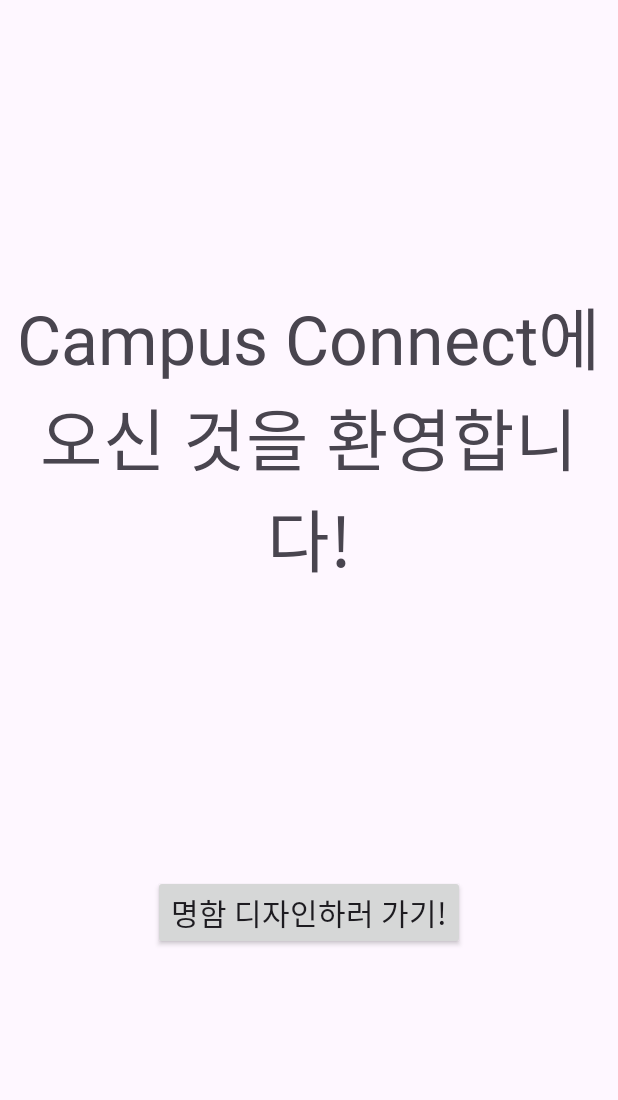
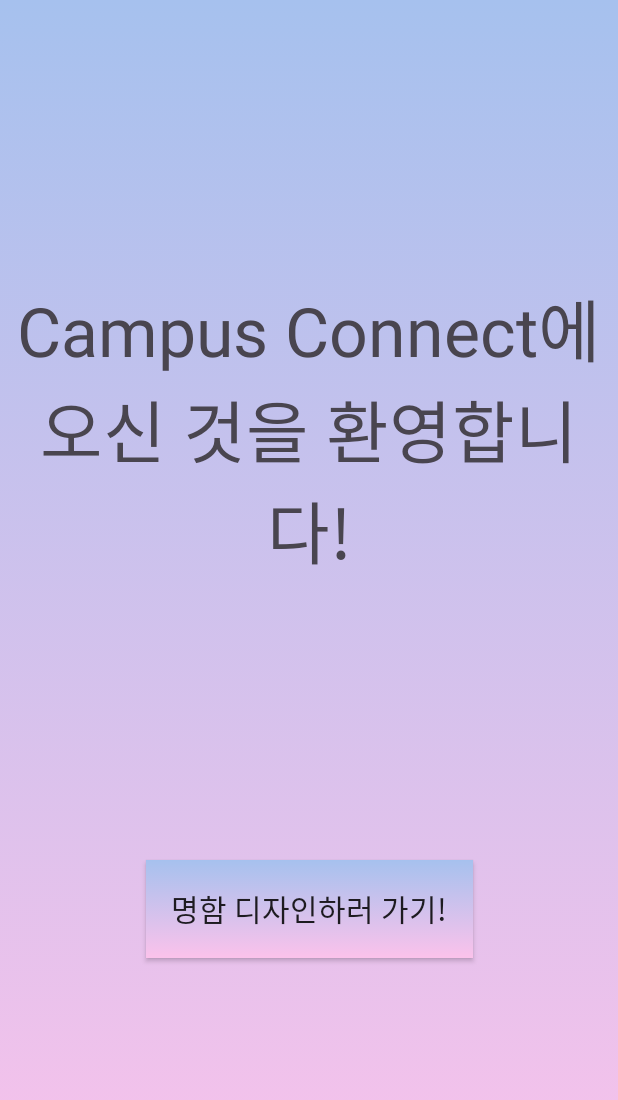
Before and after one commit to YouDaYeon/CapstoneDesign, an Android app: the MainActivity screen opened directly, with no data from a screen before it, on a phone screen of 412 x 824 dp. Shown: the top 1100 px of the screen. Run offline under Robolectric (Android 15) with nearby library versions, the phone set to English and light mode, and no system bars.

Commit message:
그라데이션 배경 수정

```diff
--- a/app/src/main/res/layout/activity_main.xml
+++ b/app/src/main/res/layout/activity_main.xml
@@ -4,7 +4,8 @@
     xmlns:tools="http://schemas.android.com/tools"
     android:layout_width="match_parent"
     android:layout_height="match_parent"
-    tools:context=".MainActivity">
+    tools:context=".MainActivity"
+    android:background="@drawable/gradient_background">
 
     <TextView
         android:id="@+id/welcome_text"
@@ -22,20 +23,25 @@
 
     <androidx.appcompat.widget.AppCompatButton
         android:id="@+id/design_button"
-        android:layout_width="wrap_content"
-        android:layout_height="wrap_content"
-        android:text="명함 디자인하러 가기!"
-        app:layout_constraintTop_toBottomOf="@+id/welcome_text"
-        app:layout_constraintBottom_toBottomOf="parent"
-        app:layout_constraintStart_toStartOf="parent"
-        app:layout_constraintEnd_toEndOf="parent"
+        android:layout_width="218dp"
+        android:layout_height="65dp"
         android:layout_marginTop="16dp"
         android:layout_marginBottom="32dp"
-        android:textSize="20sp" />
+        android:text="명함 디자인하러 가기!"
+        android:textSize="20sp"
+        app:layout_constraintBottom_toBottomOf="parent"
+        app:layout_constraintEnd_toEndOf="parent"
+        app:layout_constraintStart_toStartOf="parent"
+        app:layout_constraintTop_toBottomOf="@+id/welcome_text"
+        android:background="@drawable/gradient_background"/>
+
+
 
     <FrameLayout
         android:id="@+id/fragment_container"
         android:layout_width="match_parent"
-        android:layout_height="match_parent" />
+        android:layout_height="match_parent"
+        tools:layout_editor_absoluteX="0dp"
+        tools:layout_editor_absoluteY="-55dp" />
 
 </androidx.constraintlayout.widget.ConstraintLayout>
```
